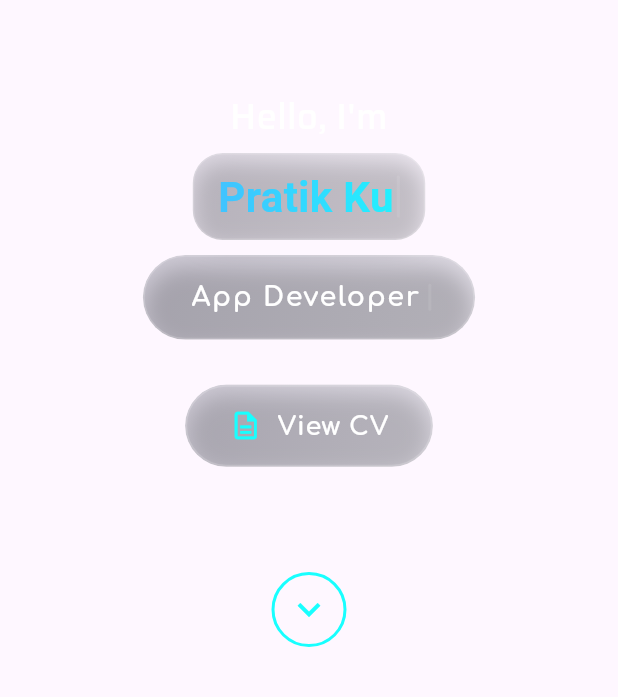
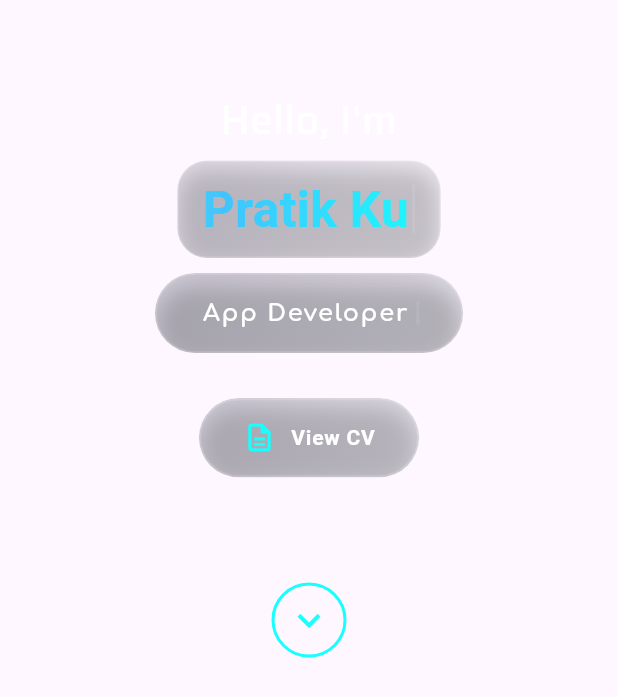
Before and after one commit to pratikkumarpradhan/new_portfolio, a Flutter app: the HomePage widget shown alone on an empty page, opened directly, on a phone screen of 412 x 824 dp. Shown: the top 697 px of the screen. Run offline on Flutter 3.47's test engine with Material 3 defaults, Android fonts, the phone set to English and light mode, and no system bars; our stand-ins replace cloud_firestore, firebase_auth, firebase_core, flutter_svg, font_awesome_flutter, google_fonts and 3 more; accounts and stored records are empty.

Commit message:
sizes modified for mobile view

```diff
--- a/lib/home_screen.dart
+++ b/lib/home_screen.dart
@@ -1,6 +1,7 @@
 
 import 'package:flutter/material.dart';
 import 'package:google_fonts/google_fonts.dart';
+import 'package:portfolio/blogs/blog_screen.dart';
 import 'package:portfolio/connect_screen.dart';
 import 'package:portfolio/github/github_screen.dart';
 import 'package:portfolio/leetcode/leetcode_screen.dart';
@@ -366,7 +367,7 @@ class _HomeScreenState extends State<HomeScreen> {
     'github': const GitHubScreen(),
     'leetcode': const LeetcodeScreen(),
     'about': const AboutScreen(),
-    // 'blog': const BlogScreen(),
+    'blog': const BlogScreen(),
   };
 
   @override
@@ -1272,7 +1273,7 @@ class _HomePageState extends State<HomePage> with SingleTickerProviderStateMixin
             "Hello, I'm ",
             style: GoogleFonts.saira(
               color: Colors.white,
-              fontSize: isMobile ? 24 : 40, // smaller on mobile
+              fontSize: isMobile ? 27 : 40, // smaller on mobile
               fontWeight: FontWeight.w500,
             ),
             textAlign: TextAlign.center,
@@ -1313,7 +1314,7 @@ class _HomePageState extends State<HomePage> with SingleTickerProviderStateMixin
     return TypewriterText(
       text: "Pratik Kumar Pradhan",
       style: GoogleFonts.cinzelDecorative(
-        fontSize: isMobile ? 28 : 45, // small on mobile
+        fontSize: isMobile ? 33 : 45, // small on mobile
         fontWeight: FontWeight.w700,
         foreground: Paint()
           ..shader = const LinearGradient(
@@ -1386,9 +1387,9 @@ class _HomePageState extends State<HomePage> with SingleTickerProviderStateMixin
                          child: TypewriterText(
   text: 'App Developer . Web Developer',
   style: GoogleFonts.comfortaa(
-                              fontSize: 18,
+    fontSize: MediaQuery.of(context).size.width < 600 ? 16 : 18, // smaller on mobile
     fontWeight: FontWeight.w700,
-                              color: isHovered ? Colors.cyanAccent.shade200 : Colors.white,
+    color: Colors.white,
     letterSpacing: 1.1,
   ),
   duration: const Duration(milliseconds: 100),
@@ -1464,10 +1465,10 @@ class _HomePageState extends State<HomePage> with SingleTickerProviderStateMixin
                               const SizedBox(width: 10),
                            Text(
   'View CV',
-                                style: GoogleFonts.comfortaa(
-                                  fontSize: 17,
+  style: GoogleFonts.playwriteAuNsw(
+    fontSize: MediaQuery.of(context).size.width < 600 ? 14 : 17, // smaller on mobile
     fontWeight: FontWeight.w700,
-                                  color: isHovered ? Colors.cyanAccent.shade200 : Colors.white,
+    color: Colors.white,
     letterSpacing: 0.5,
   ),
 ),
@@ -1666,8 +1667,9 @@ class _HoverZoomButtonState extends State<_HoverZoomButton> with SingleTickerPro
                 ),
                 child: Text(
                   widget.title,
-                  style: GoogleFonts.satisfy(
-                    fontWeight: FontWeight.w600,
+                  //style: GoogleFonts.pacifico(
+                  style: GoogleFonts.montaga(
+                    //fontWeight: FontWeight.w600,
                     fontSize: widget.fontSize ?? 18,
                     color: widget.isSelected ? Colors.cyanAccent : Colors.white,
                   ),
@@ -1824,7 +1826,7 @@ class _HoverSlideButtonState extends State<_HoverSlideButton> with SingleTickerP
                 ),
                 child: Text(
                   widget.title,
-                  style: GoogleFonts.satisfy(
+                  style: GoogleFonts.montaga(
                     fontWeight: FontWeight.w600,
                     fontSize: widget.fontSize ?? 16,
                     color: widget.isSelected ? Colors.cyanAccent : Colors.white,
```
Also changed, not shown: 1 other file. Lines whose indentation alone changed are shown as unchanged.
